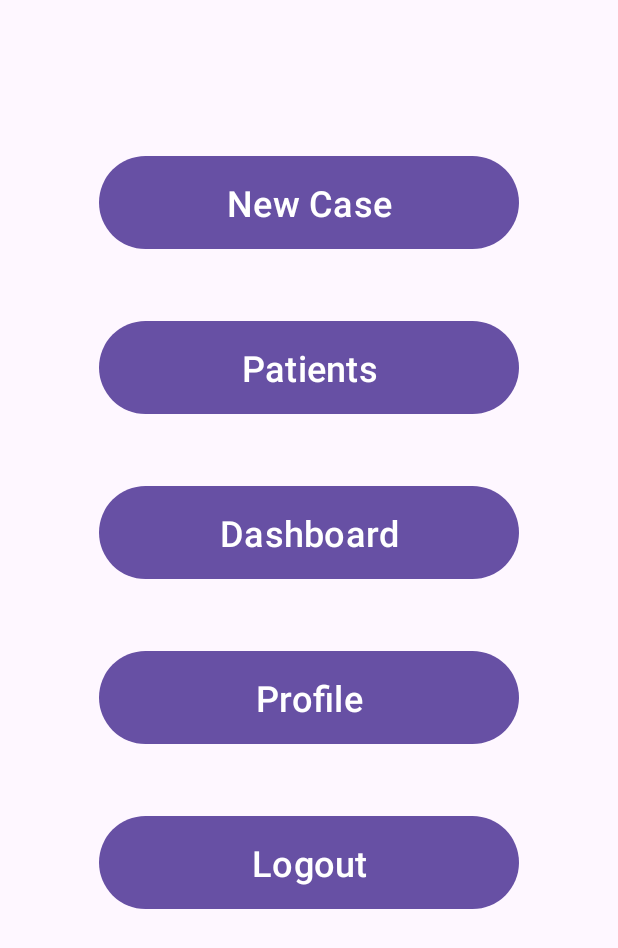
After one commit to parthshah04/Osteoporosis-Detection-App, an Android app: the LandingPage screen opened directly, with no data from a screen before it, on a phone screen of 412 x 824 dp. The commit adds this screen. Shown: the top 948 px of the screen. Run offline under Robolectric (Android 15) with nearby library versions, the phone set to English and light mode, and no system bars.

Commit message:
Landing Page Post Login (#2)
Co-authored-by: prometheus0329 <guneetsingh0329@gmail.com>

```diff
--- /dev/null
+++ b/app/src/main/java/com/example/osteoporosis_detection/LandingPage.java
@@ -0,0 +1,60 @@
+package com.example.osteoporosis_detection;
+
+import android.annotation.SuppressLint;
+import android.content.Intent;
+import android.os.Bundle;
+import android.widget.Button;
+import android.widget.Toast;
+
+import androidx.appcompat.app.AppCompatActivity;
+import androidx.core.graphics.Insets;
+import androidx.core.view.ViewCompat;
+import androidx.core.view.WindowInsetsCompat;
+
+public class LandingPage extends AppCompatActivity {
+
+    @SuppressLint("MissingInflatedId")
+    @Override
+    protected void onCreate(Bundle savedInstanceState) {
+        super.onCreate(savedInstanceState);
+        setContentView(R.layout.activity_landing_page);
+        ViewCompat.setOnApplyWindowInsetsListener(findViewById(R.id.newCase), (v, insets) -> {
+            Insets systemBars = insets.getInsets(WindowInsetsCompat.Type.systemBars());
+            v.setPadding(systemBars.left, systemBars.top, systemBars.right, systemBars.bottom);
+            return insets;
+        });
+
+        Button newCase = findViewById(R.id.newCase);
+        Button patients = findViewById(R.id.patients);
+        Button dashboard = findViewById(R.id.dashboard);
+        Button profile = findViewById(R.id.profile);
+        Button logout = findViewById(R.id.logout);
+
+
+        newCase.setOnClickListener(v -> {
+            Intent intent = new Intent(LandingPage.this, newCaseActivity.class);
+            startActivity(intent);
+        });
+
+        patients.setOnClickListener(v -> {
+            Intent intent = new Intent(LandingPage.this, PatientActivity.class);
+            startActivity(intent);
+        });
+
+        dashboard.setOnClickListener(v -> {
+            Intent intent = new Intent(LandingPage.this, DashboardActivity.class);
+            startActivity(intent);
+        });
+
+        profile.setOnClickListener(v -> {
+            Intent intent = new Intent(LandingPage.this, ProfileActivity.class);
+            startActivity(intent);
+        });
+
+        logout.setOnClickListener(v -> {
+            Intent intent = new Intent(LandingPage.this, LoginActivity.class);
+            startActivity(intent);
+            Toast.makeText(LandingPage.this, "Logged Out Successfully", Toast.LENGTH_SHORT).show();
+        });
+    }
+}
--- /dev/null
+++ b/app/src/main/res/layout/activity_landing_page.xml
@@ -0,0 +1,63 @@
+<?xml version="1.0" encoding="utf-8"?>
+<RelativeLayout xmlns:android="http://schemas.android.com/apk/res/android"
+    xmlns:tools="http://schemas.android.com/tools"
+    android:layout_width="match_parent"
+    android:layout_height="match_parent"
+    android:layout_centerInParent="true"
+    tools:context=".LandingPage">
+
+    <Button
+        android:id="@+id/newCase"
+        android:layout_width="280dp"
+        android:layout_height="70dp"
+        android:layout_centerHorizontal="true"
+        android:layout_marginTop="100dp"
+        android:layout_marginBottom="16dp"
+        android:text="@string/newCase"
+        android:textSize="24sp" />
+
+    <Button
+        android:id="@+id/patients"
+        android:layout_width="280dp"
+        android:layout_height="70dp"
+        android:layout_below="@id/newCase"
+        android:layout_centerHorizontal="true"
+        android:layout_marginTop="24dp"
+        android:layout_marginBottom="16dp"
+        android:text="@string/patients"
+        android:textSize="24sp" />
+
+    <Button
+        android:id="@+id/dashboard"
+        android:layout_width="280dp"
+        android:layout_height="70dp"
+        android:layout_below="@id/patients"
+        android:layout_centerInParent="true"
+        android:layout_marginTop="24dp"
+        android:layout_marginBottom="16dp"
+        android:text="@string/dashboard"
+        android:textSize="24sp" />
+
+    <Button
+        android:id="@+id/profile"
+        android:layout_width="280dp"
+        android:layout_height="70dp"
+        android:layout_below="@id/dashboard"
+        android:layout_centerInParent="true"
+        android:layout_marginTop="24dp"
+        android:layout_marginBottom="16dp"
+        android:text="@string/profile"
+        android:textSize="24sp" />
+
+    <Button
+        android:id="@+id/logout"
+        android:layout_width="280dp"
+        android:layout_height="70dp"
+        android:layout_below="@id/profile"
+        android:layout_centerInParent="true"
+        android:layout_marginTop="24dp"
+        android:layout_marginBottom="16dp"
+        android:text="@string/logout"
+        android:textSize="24sp" />
+
+</RelativeLayout>
--- a/app/src/main/res/values-night/themes.xml
+++ b/app/src/main/res/values-night/themes.xml
@@ -1,6 +1,6 @@
 <resources xmlns:tools="http://schemas.android.com/tools">
     <!-- Base application theme. -->
-    <style name="Base.Theme.OsteoporosisDetection" parent="Theme.Material3.DayNight.NoActionBar">
+    <style name="Base.Theme.OsteoporosisDetection" parent="Theme.Material3.DayNight">
         <!-- Customize your dark theme here. -->
         <!-- <item name="colorPrimary">@color/my_dark_primary</item> -->
     </style>
--- a/app/src/main/res/values/strings.xml
+++ b/app/src/main/res/values/strings.xml
@@ -6,4 +6,9 @@
     <string name="logo">Logo</string>
     <string name="welcome_message">Welcome!</string>
     <string name="terms_conditions">Terms and Condition</string>
+    <string name="newCase">New Case</string>
+    <string name="patients">Patients</string>
+    <string name="dashboard">Dashboard</string>
+    <string name="profile">Profile</string>
+    <string name="logout">Logout</string>
 </resources>
```
Also changed, not shown: app/src/main/AndroidManifest.xml (+17 -1 lines), app/src/main/java/com/example/osteoporosis_detection/DashboardActivity.java (added, +24 -0 lines), app/src/main/java/com/example/osteoporosis_detection/LoginActivity.java (+4 -3 lines), app/src/main/java/com/example/osteoporosis_detection/PatientActivity.java (added, +24 -0 lines), app/src/main/java/com/example/osteoporosis_detection/ProfileActivity.java (added, +24 -0 lines), app/src/main/java/com/example/osteoporosis_detection/newCaseActivity.java (added, +24 -0 lines), app/src/main/res/layout/activity_dashboard.xml (added, +16 -0 lines), app/src/main/res/layout/activity_login.xml (+7 -0 lines), app/src/main/res/layout/activity_new_case.xml (added, +16 -0 lines), app/src/main/res/layout/activity_patient.xml (added, +16 -0 lines), app/src/main/res/layout/activity_profile.xml (added, +16 -0 lines).
